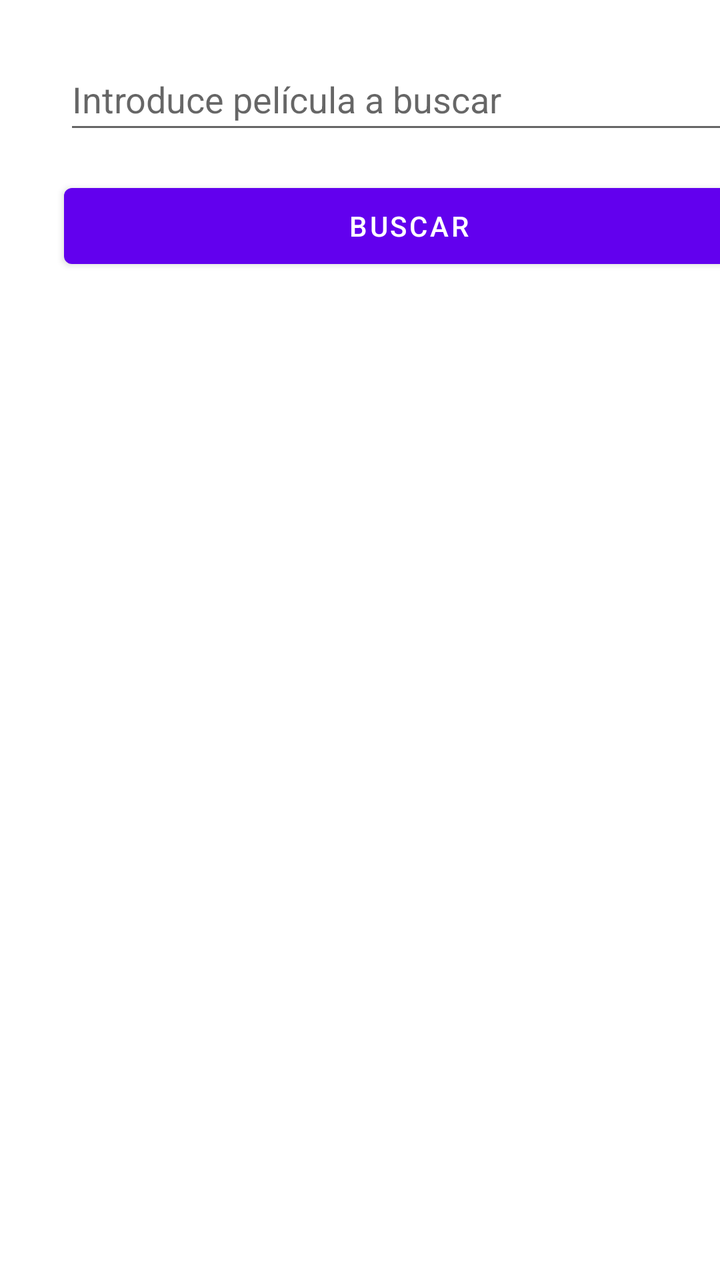
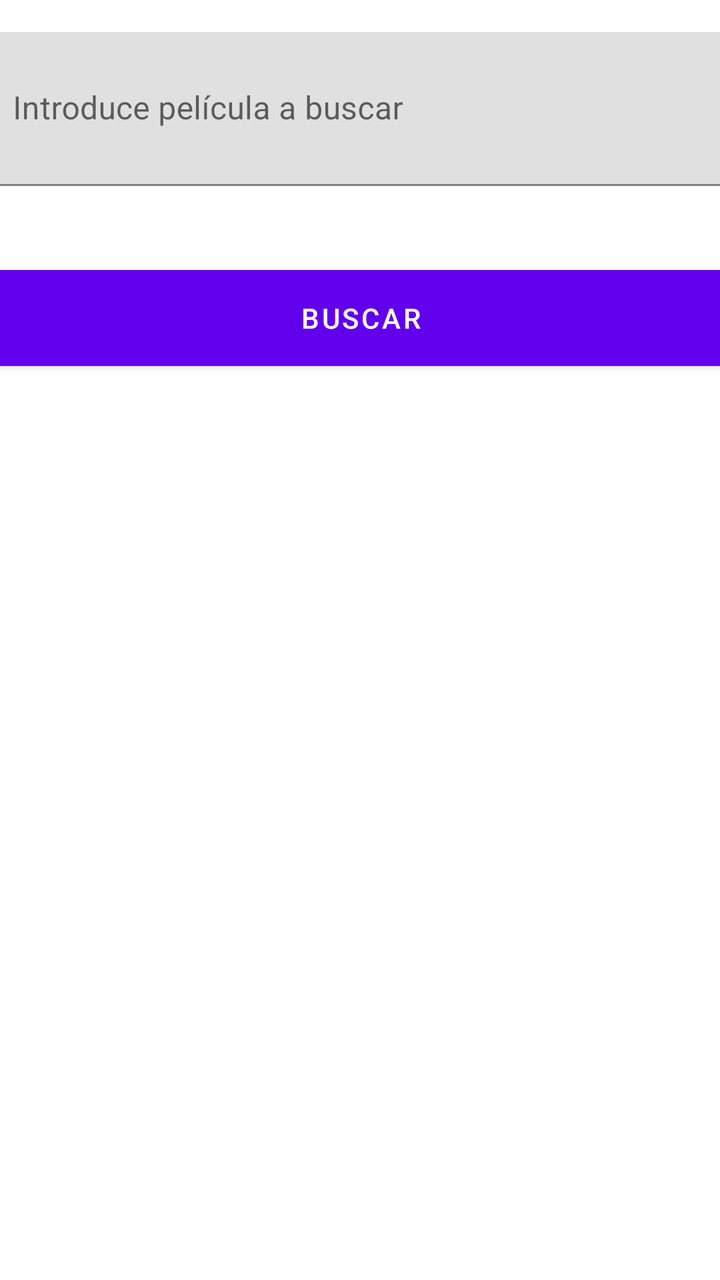

Two renders of the same Android screen: before a commit and after it. Below are the layout's source before the change and the commit's diff.
<!-- AndroidManifest.xml: application theme Theme.Android_Entrega11 -->
<!-- res/layout/fragment_search_movies.xml -->
<?xml version="1.0" encoding="utf-8"?>
<layout xmlns:android="http://schemas.android.com/apk/res/android"
    xmlns:tools="http://schemas.android.com/tools" xmlns:app="http://schemas.android.com/apk/res-auto">

    <data>

    </data>

    <androidx.constraintlayout.widget.ConstraintLayout
        android:layout_width="match_parent"
        android:layout_height="match_parent">

        <EditText
            android:id="@+id/editText"
            android:layout_width="342dp"

            android:layout_height="48dp"
            android:layout_marginStart="32dp"
            android:layout_marginTop="24dp"
            android:hint="@string/pelicula_a_buscar"
            app:layout_constraintStart_toStartOf="parent"
            app:layout_constraintTop_toTopOf="parent" />

        <Button
            android:id="@+id/button"
            android:layout_width="345dp"
            android:layout_height="50dp"
            android:layout_marginTop="16dp"
            android:text="@string/buscar"
            app:layout_constraintStart_toStartOf="@+id/editText"
            app:layout_constraintTop_toBottomOf="@+id/editText" />

        <androidx.recyclerview.widget.RecyclerView
            android:id="@+id/listMovies"
            android:layout_width="344dp"
            android:layout_height="576dp"
            android:layout_marginTop="16dp"
            android:scrollbars="vertical"
            app:layoutManager="androidx.recyclerview.widget.LinearLayoutManager"
            app:layout_constraintStart_toStartOf="@+id/button"
            app:layout_constraintTop_toBottomOf="@+id/button"
            tools:context=".ListMovies" />
    </androidx.constraintlayout.widget.ConstraintLayout>
</layout>
<!-- resources referenced by this layout -->
<resources>
  <string name="buscar">Buscar</string>
  <string name="pelicula_a_buscar">Introduce película a buscar</string>
  <style name="Theme.Android_Entrega11" parent="Theme.MaterialComponents.DayNight.DarkActionBar">
          
          <item name="colorPrimary">@color/purple_500</item>
          <item name="colorPrimaryVariant">@color/purple_700</item>
          <item name="colorOnPrimary">@color/white</item>
          
          <item name="colorSecondary">@color/teal_200</item>
          <item name="colorSecondaryVariant">@color/teal_700</item>
          <item name="colorOnSecondary">@color/black</item>
          
          <item name="android:statusBarColor">?attr/colorPrimaryVariant</item>
          
      </style>
  <color name="purple_500">#FF6200EE</color>
  <color name="purple_700">#FF3700B3</color>
  <color name="white">#FFFFFFFF</color>
  <color name="teal_200">#FF03DAC5</color>
  <color name="teal_700">#FF018786</color>
  <color name="black">#FF000000</color>
</resources>

<!-- the commit's change to res/layout/fragment_search_movies.xml (unified diff, before → after) -->
@@ -3,42 +3,52 @@
     xmlns:tools="http://schemas.android.com/tools" xmlns:app="http://schemas.android.com/apk/res-auto">
 
     <data>
-
+        <variable
+            name="viewModel"
+            type="com.jesuitasrioja.android_entrega11.viewModel.MoviesViewModel" />
     </data>
 
     <androidx.constraintlayout.widget.ConstraintLayout
         android:layout_width="match_parent"
         android:layout_height="match_parent">
 
-        <EditText
-            android:id="@+id/editText"
-            android:layout_width="342dp"
+        <com.google.android.material.textfield.TextInputLayout
+            android:id="@+id/label_title"
+            android:layout_width="380dp"
+            android:layout_height="77dp"
+            android:layout_margin="16dp"
+            app:layout_constraintEnd_toEndOf="parent"
+            app:layout_constraintStart_toStartOf="parent"
+            app:layout_constraintTop_toTopOf="parent">
 
-            android:layout_height="48dp"
-            android:layout_marginStart="32dp"
-            android:layout_marginTop="24dp"
-            android:hint="@string/pelicula_a_buscar"
-            app:layout_constraintStart_toStartOf="parent"
-            app:layout_constraintTop_toTopOf="parent" />
+            <com.google.android.material.textfield.TextInputEditText
+                android:id="@+id/title"
+                android:layout_width="match_parent"
+                android:layout_height="match_parent"
+                android:hint="@string/pelicula_a_buscar"
+                android:inputType="text" />
+
+        </com.google.android.material.textfield.TextInputLayout>
 
         <Button
-            android:id="@+id/button"
-            android:layout_width="345dp"
-            android:layout_height="50dp"
-            android:layout_marginTop="16dp"
+            android:id="@+id/searchButton"
+            android:layout_width="385dp"
+            android:layout_height="60dp"
+            android:layout_marginTop="36dp"
             android:text="@string/buscar"
-            app:layout_constraintStart_toStartOf="@+id/editText"
-            app:layout_constraintTop_toBottomOf="@+id/editText" />
+            app:layout_constraintEnd_toEndOf="parent"
+            app:layout_constraintStart_toStartOf="parent"
+            app:layout_constraintTop_toBottomOf="@+id/label_title" />
 
         <androidx.recyclerview.widget.RecyclerView
-            android:id="@+id/listMovies"
-            android:layout_width="344dp"
-            android:layout_height="576dp"
-            android:layout_marginTop="16dp"
-            android:scrollbars="vertical"
-            app:layoutManager="androidx.recyclerview.widget.LinearLayoutManager"
-            app:layout_constraintStart_toStartOf="@+id/button"
-            app:layout_constraintTop_toBottomOf="@+id/button"
-            tools:context=".ListMovies" />
+            android:id="@+id/list"
+            android:layout_width="400dp"
+            android:layout_height="522dp"
+            android:layout_marginTop="80dp"
+            app:layout_constraintBottom_toBottomOf="parent"
+            app:layout_constraintEnd_toEndOf="parent"
+            app:layout_constraintStart_toStartOf="parent"
+            app:layout_constraintTop_toTopOf="@+id/searchButton" />
     </androidx.constraintlayout.widget.ConstraintLayout>
+
 </layout>
